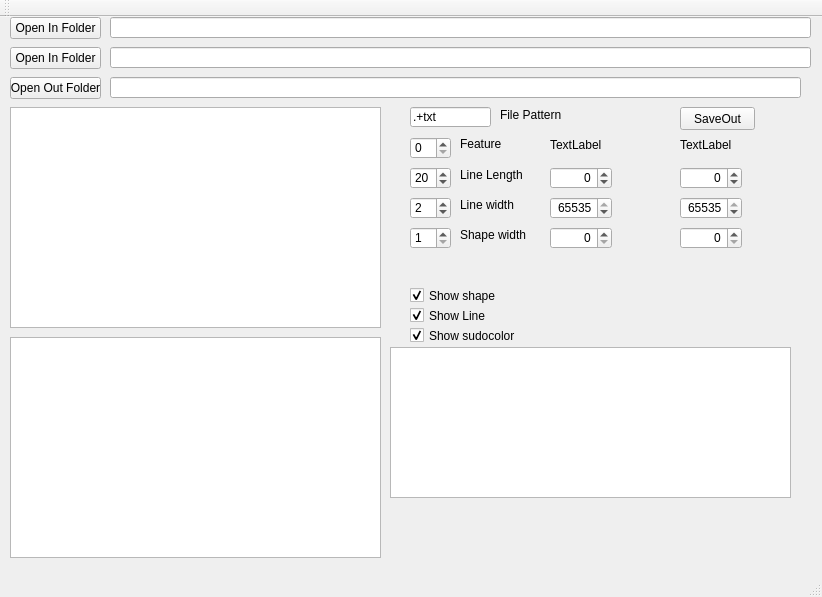
Old version of the form mainwindow.ui in the repository marcinkociolek/HaralickDirMapViever.
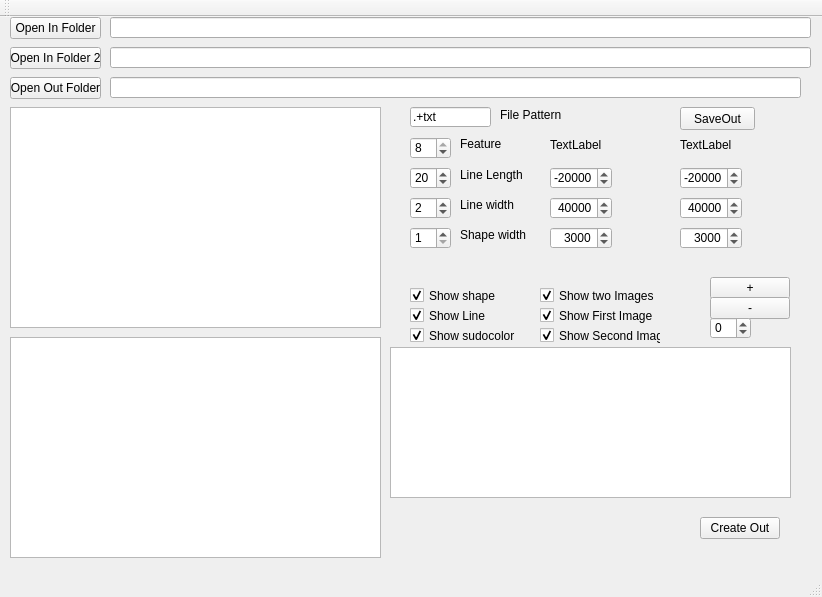
New version of the form.

Commit message: Second image processing

```diff
--- a/mainwindow.ui
+++ b/mainwindow.ui
@@ -95,6 +95,9 @@
     <property name="maximum">
      <number>8</number>
     </property>
+    <property name="value">
+     <number>8</number>
+    </property>
    </widget>
    <widget class="QSpinBox" name="spinBoxImposedLineThickness">
     <property name="geometry">
@@ -320,6 +323,9 @@
     <property name="singleStep">
      <double>512.000000000000000</double>
     </property>
+    <property name="value">
+     <double>-20000.000000000000000</double>
+    </property>
    </widget>
    <widget class="QDoubleSpinBox" name="doubleSpinBoxImMax">
     <property name="geometry">
@@ -343,7 +349,7 @@
      <double>512.000000000000000</double>
     </property>
     <property name="value">
-     <double>65535.000000000000000</double>
+     <double>40000.000000000000000</double>
     </property>
    </widget>
    <widget class="QDoubleSpinBox" name="doubleSpinBoxProcTresh">
@@ -367,6 +373,9 @@
     <property name="singleStep">
      <double>128.000000000000000</double>
     </property>
+    <property name="value">
+     <double>3000.000000000000000</double>
+    </property>
    </widget>
    <widget class="QListWidget" name="File2ListWidget">
     <property name="geometry">
@@ -398,7 +407,7 @@
      </rect>
     </property>
     <property name="text">
-     <string>Open In Folder</string>
+     <string>Open In Folder 2</string>
     </property>
    </widget>
    <widget class="QLabel" name="labelFeatName2">
@@ -436,7 +445,7 @@
      <double>512.000000000000000</double>
     </property>
     <property name="value">
-     <double>65535.000000000000000</double>
+     <double>40000.000000000000000</double>
     </property>
    </widget>
    <widget class="QDoubleSpinBox" name="doubleSpinBoxProcTresh2">
@@ -460,6 +469,9 @@
     <property name="singleStep">
      <double>128.000000000000000</double>
     </property>
+    <property name="value">
+     <double>3000.000000000000000</double>
+    </property>
    </widget>
    <widget class="QDoubleSpinBox" name="doubleSpinBoxImMin2">
     <property name="geometry">
@@ -484,6 +496,115 @@
     </property>
     <property name="singleStep">
      <double>512.000000000000000</double>
+    </property>
+    <property name="value">
+     <double>-20000.000000000000000</double>
+    </property>
+   </widget>
+   <widget class="QCheckBox" name="checkBoxShowSecondIm">
+    <property name="geometry">
+     <rect>
+      <x>540</x>
+      <y>310</y>
+      <width>121</width>
+      <height>17</height>
+     </rect>
+    </property>
+    <property name="text">
+     <string>Show Second Image</string>
+    </property>
+    <property name="checked">
+     <bool>true</bool>
+    </property>
+   </widget>
+   <widget class="QCheckBox" name="checkBoxShowFirstIm">
+    <property name="geometry">
+     <rect>
+      <x>540</x>
+      <y>290</y>
+      <width>121</width>
+      <height>17</height>
+     </rect>
+    </property>
+    <property name="text">
+     <string>Show First Image</string>
+    </property>
+    <property name="checked">
+     <bool>true</bool>
+    </property>
+   </widget>
+   <widget class="QCheckBox" name="checkBoxShowTwoIm">
+    <property name="geometry">
+     <rect>
+      <x>540</x>
+      <y>270</y>
+      <width>121</width>
+      <height>17</height>
+     </rect>
+    </property>
+    <property name="text">
+     <string>Show two Images</string>
+    </property>
+    <property name="checked">
+     <bool>true</bool>
+    </property>
+   </widget>
+   <widget class="QPushButton" name="pushButtonPlus">
+    <property name="geometry">
+     <rect>
+      <x>710</x>
+      <y>260</y>
+      <width>80</width>
+      <height>22</height>
+     </rect>
+    </property>
+    <property name="text">
+     <string>+</string>
+    </property>
+   </widget>
+   <widget class="QPushButton" name="pushButtonMinus">
+    <property name="geometry">
+     <rect>
+      <x>710</x>
+      <y>280</y>
+      <width>80</width>
+      <height>22</height>
+     </rect>
+    </property>
+    <property name="text">
+     <string>-</string>
+    </property>
+   </widget>
+   <widget class="QSpinBox" name="spinBoxZOffset">
+    <property name="geometry">
+     <rect>
+      <x>710</x>
+      <y>300</y>
+      <width>41</width>
+      <height>22</height>
+     </rect>
+    </property>
+    <property name="minimum">
+     <number>-5</number>
+    </property>
+    <property name="maximum">
+     <number>5</number>
+    </property>
+    <property name="value">
+     <number>0</number>
+    </property>
+   </widget>
+   <widget class="QPushButton" name="pushButtonCreateOut">
+    <property name="geometry">
+     <rect>
+      <x>700</x>
+      <y>500</y>
+      <width>80</width>
+      <height>22</height>
+     </rect>
+    </property>
+    <property name="text">
+     <string>Create Out</string>
     </property>
    </widget>
   </widget>
```
Left out of the diff: 2 changed lines with no effect on the pictures. The commit also changes 3 other files.
